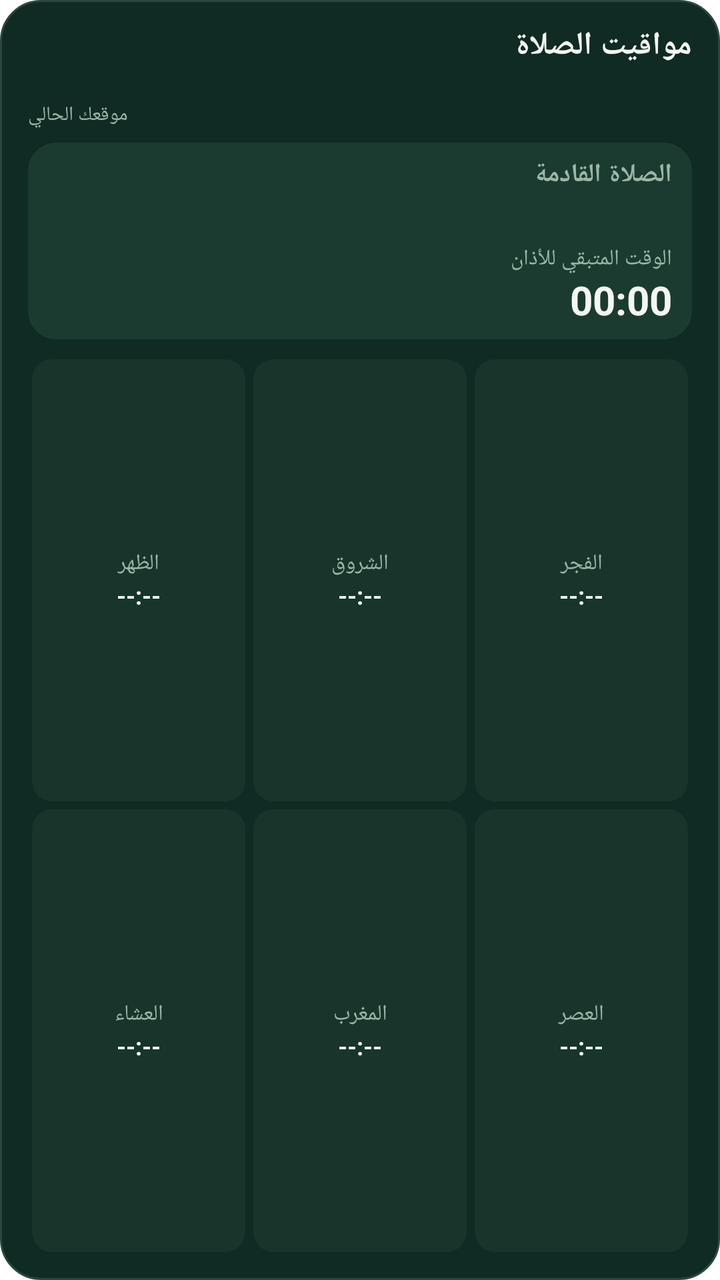
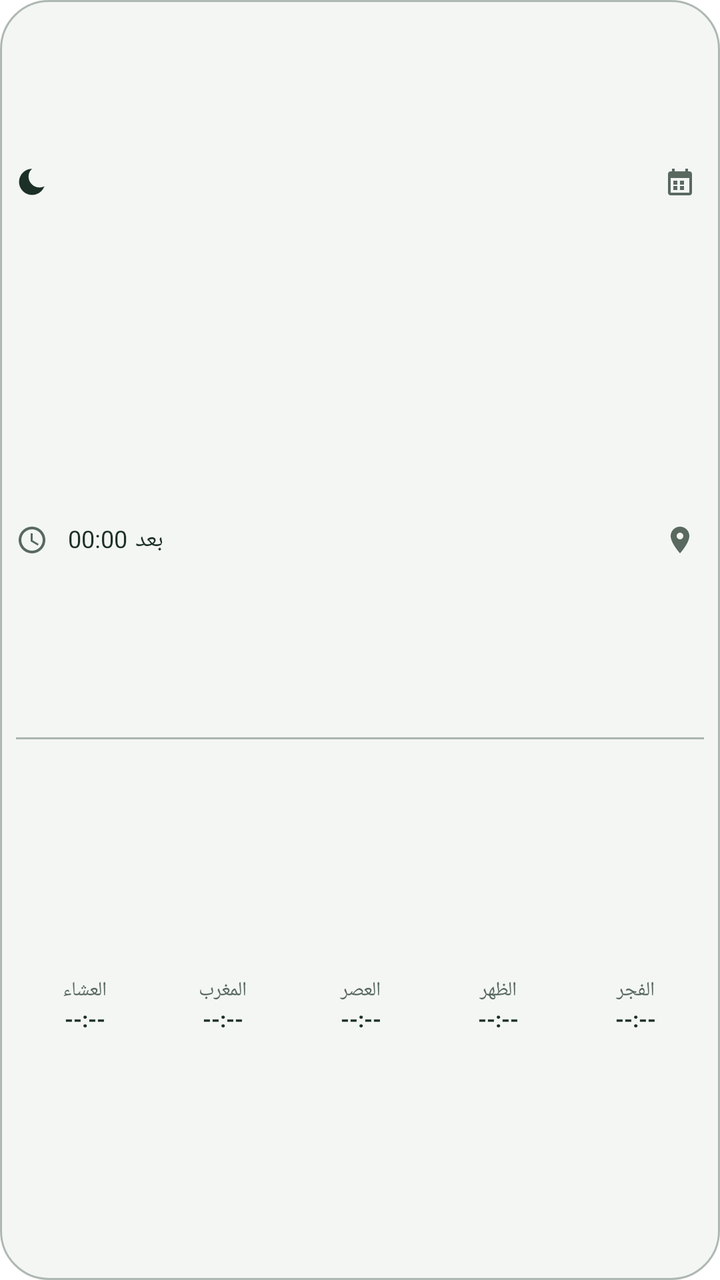

Screens rendered from an Android XML layout before and after an edit, with the pre-edit source and the edit as a unified diff.
<!-- AndroidManifest.xml: fallback theme Theme.MaterialComponents.DayNight.NoActionBar -->
<!-- res/layout/prayer_times_widget.xml -->
<LinearLayout xmlns:android="http://schemas.android.com/apk/res/android"
    android:id="@+id/prayer_widget_root"
    android:layout_width="match_parent"
    android:layout_height="match_parent"
    android:background="@drawable/prayer_times_widget_background"
    android:gravity="center_vertical"
    android:layoutDirection="rtl"
    android:orientation="vertical"
    android:paddingStart="14dp"
    android:paddingTop="12dp"
    android:paddingEnd="14dp"
    android:paddingBottom="12dp">

    <LinearLayout
        android:layout_width="match_parent"
        android:layout_height="wrap_content"
        android:gravity="center_vertical"
        android:orientation="vertical">

        <TextView
            android:id="@+id/prayer_widget_heading"
            android:layout_width="match_parent"
            android:layout_height="wrap_content"
            android:fontFamily="sans"
            android:gravity="start"
            android:maxLines="2"
            android:includeFontPadding="false"
            android:text="مواقيت الصلاة"
            android:textColor="@color/prayer_widget_primary_text"
            android:textSize="16sp"
            android:textStyle="bold" />

        <LinearLayout
            android:layout_width="match_parent"
            android:layout_height="wrap_content"
            android:gravity="end"
            android:orientation="vertical">
            <TextView
                android:id="@+id/prayer_widget_day"
                android:layout_width="match_parent"
                android:layout_height="wrap_content"
                android:layout_marginTop="2dp"
                android:gravity="end"
                android:maxLines="1"
                android:includeFontPadding="false"
                android:textColor="@color/prayer_widget_secondary_text"
                android:textSize="11sp" />
            <TextView
                android:id="@+id/prayer_widget_date"
                android:layout_width="match_parent"
                android:layout_height="wrap_content"
                android:layout_marginTop="2dp"
                android:gravity="end"
                android:maxLines="1"
                android:includeFontPadding="false"
                android:text="موقعك الحالي"
                android:textColor="@color/prayer_widget_secondary_text"
                android:textSize="10sp" />
        </LinearLayout>
    </LinearLayout>

    <LinearLayout
        android:layout_width="match_parent"
        android:layout_height="wrap_content"
        android:layout_marginTop="7dp"
        android:background="@drawable/prayer_widget_upcoming_background"
        android:gravity="center_vertical"
        android:minHeight="64dp"
        android:orientation="vertical"
        android:paddingStart="10dp"
        android:paddingTop="7dp"
        android:paddingEnd="10dp"
        android:paddingBottom="7dp">

        <LinearLayout
            android:layout_width="match_parent"
            android:layout_height="wrap_content"
            android:gravity="center_vertical"
            android:orientation="vertical">

            <TextView
                android:id="@+id/prayer_widget_countdown_title"
                android:layout_width="match_parent"
                android:layout_height="wrap_content"
                android:gravity="start"
                android:maxLines="1"
                android:includeFontPadding="false"
                android:text="الصلاة القادمة"
                android:textColor="@color/prayer_widget_secondary_text"
                android:textSize="13sp"
                android:textStyle="bold" />
            <TextView
                android:id="@+id/prayer_widget_next_name"
                android:layout_width="match_parent"
                android:layout_height="wrap_content"
                android:gravity="start"
                android:maxLines="1"
                android:includeFontPadding="false"
                android:textColor="@color/prayer_widget_primary_text"
                android:textSize="18sp"
                android:textStyle="bold" />
            <TextView
                android:id="@+id/prayer_widget_remaining_label"
                android:layout_width="match_parent"
                android:layout_height="wrap_content"
                android:layout_marginTop="5dp"
                android:gravity="start"
                android:maxLines="1"
                android:includeFontPadding="false"
                android:text="الوقت المتبقي للأذان"
                android:textColor="@color/prayer_widget_secondary_text"
                android:textSize="11sp" />
        </LinearLayout>

        <Chronometer
            android:id="@+id/prayer_widget_countdown"
            android:layout_width="wrap_content"
            android:layout_height="wrap_content"
            android:fontFamily="sans"
            android:format="%s"
            android:layout_marginTop="2dp"
            android:gravity="start|center_vertical"
            android:includeFontPadding="false"
            android:textColor="@color/prayer_widget_primary_text"
            android:textDirection="ltr"
            android:textSize="20sp"
            android:textStyle="bold" />
    </LinearLayout>

    <LinearLayout
        android:layout_width="match_parent"
        android:layout_height="0dp"
        android:layout_marginTop="8dp"
        android:layout_weight="1"
        android:gravity="center_vertical"
        android:orientation="vertical">

        <LinearLayout
            android:layout_width="match_parent"
            android:layout_height="0dp"
            android:layout_weight="1"
            android:gravity="center_vertical"
            android:orientation="horizontal">
            <LinearLayout android:id="@+id/prayer_cell_fajr" style="@style/PrayerWidgetCell">
                <TextView android:id="@+id/prayer_name_fajr" style="@style/PrayerWidgetCellName" android:text="الفجر" />
                <TextView android:id="@+id/prayer_time_fajr" style="@style/PrayerWidgetCellTime" />
            </LinearLayout>
            <LinearLayout android:id="@+id/prayer_cell_sunrise" style="@style/PrayerWidgetCell">
                <TextView android:id="@+id/prayer_name_sunrise" style="@style/PrayerWidgetCellName" android:text="الشروق" />
                <TextView android:id="@+id/prayer_time_sunrise" style="@style/PrayerWidgetCellTime" />
            </LinearLayout>
            <LinearLayout android:id="@+id/prayer_cell_dhuhr" style="@style/PrayerWidgetCell">
                <TextView android:id="@+id/prayer_name_dhuhr" style="@style/PrayerWidgetCellName" android:text="الظهر" />
                <TextView android:id="@+id/prayer_time_dhuhr" style="@style/PrayerWidgetCellTime" />
            </LinearLayout>
        </LinearLayout>

        <LinearLayout
            android:layout_width="match_parent"
            android:layout_height="0dp"
            android:layout_weight="1"
            android:gravity="center_vertical"
            android:orientation="horizontal">
            <LinearLayout android:id="@+id/prayer_cell_asr" style="@style/PrayerWidgetCell">
                <TextView android:id="@+id/prayer_name_asr" style="@style/PrayerWidgetCellName" android:text="العصر" />
                <TextView android:id="@+id/prayer_time_asr" style="@style/PrayerWidgetCellTime" />
            </LinearLayout>
            <LinearLayout android:id="@+id/prayer_cell_maghrib" style="@style/PrayerWidgetCell">
                <TextView android:id="@+id/prayer_name_maghrib" style="@style/PrayerWidgetCellName" android:text="المغرب" />
                <TextView android:id="@+id/prayer_time_maghrib" style="@style/PrayerWidgetCellTime" />
            </LinearLayout>
            <LinearLayout android:id="@+id/prayer_cell_isha" style="@style/PrayerWidgetCell">
                <TextView android:id="@+id/prayer_name_isha" style="@style/PrayerWidgetCellName" android:text="العشاء" />
                <TextView android:id="@+id/prayer_time_isha" style="@style/PrayerWidgetCellTime" />
            </LinearLayout>
        </LinearLayout>
    </LinearLayout>
</LinearLayout>
<!-- resources referenced by this layout -->
<resources>
  <color name="prayer_widget_primary_text">#FFF3F6F1</color>
  <color name="prayer_widget_secondary_text">#FF9DB5A7</color>
  <!-- drawable prayer_times_widget_background (drawable) -->
  <shape xmlns:android="http://schemas.android.com/apk/res/android" android:shape="rectangle">
      <solid android:color="@color/prayer_widget_surface" />
      <stroke android:width="1dp" android:color="@color/prayer_widget_border" />
      <corners android:radius="20dp" />
  </shape>
  <!-- drawable prayer_widget_upcoming_background (drawable) -->
  <shape xmlns:android="http://schemas.android.com/apk/res/android" android:shape="rectangle">
      <solid android:color="@color/prayer_widget_upcoming_surface" />
      <corners android:radius="14dp" />
  </shape>
  <style name="PrayerWidgetCell">
          <item name="android:layout_width">0dp</item>
          <item name="android:layout_height">match_parent</item>
          <item name="android:layout_weight">1</item>
          <item name="android:layout_margin">2dp</item>
          <item name="android:background">@drawable/prayer_widget_cell_background</item>
          <item name="android:gravity">center</item>
          <item name="android:orientation">vertical</item>
          <item name="android:paddingStart">2dp</item>
          <item name="android:paddingEnd">2dp</item>
      </style>
  <style name="PrayerWidgetCellName">
          <item name="android:layout_width">match_parent</item>
          <item name="android:layout_height">wrap_content</item>
          <item name="android:ellipsize">end</item>
          <item name="android:gravity">center</item>
          <item name="android:maxLines">1</item>
          <item name="android:textColor">@color/prayer_widget_secondary_text</item>
          <item name="android:textSize">11sp</item>
      </style>
  <style name="PrayerWidgetCellTime">
          <item name="android:layout_width">match_parent</item>
          <item name="android:layout_height">wrap_content</item>
          <item name="android:ellipsize">end</item>
          <item name="android:gravity">center</item>
          <item name="android:maxLines">1</item>
          <item name="android:text">--:--</item>
          <item name="android:textColor">@color/prayer_widget_primary_text</item>
          <item name="android:textDirection">locale</item>
          <item name="android:textSize">12sp</item>
          <item name="android:textStyle">bold</item>
      </style>
  <color name="prayer_widget_surface">#FF102B23</color>
  <color name="prayer_widget_border">#FF29483D</color>
  <color name="prayer_widget_upcoming_surface">#FF1B3B30</color>
  <!-- drawable prayer_widget_cell_background (drawable) -->
  <shape xmlns:android="http://schemas.android.com/apk/res/android" android:shape="rectangle">
      <solid android:color="@color/prayer_widget_cell_surface" />
      <corners android:radius="10dp" />
  </shape>
  <color name="prayer_widget_cell_surface">#FF17352B</color>
</resources>

<!-- the commit's change to res/layout/prayer_times_widget.xml (unified diff, before → after) -->
@@ -3,176 +3,82 @@
     android:layout_width="match_parent"
     android:layout_height="match_parent"
     android:background="@drawable/prayer_times_widget_background"
-    android:gravity="center_vertical"
     android:layoutDirection="rtl"
     android:orientation="vertical"
-    android:paddingStart="14dp"
-    android:paddingTop="12dp"
-    android:paddingEnd="14dp"
-    android:paddingBottom="12dp">
+    android:padding="8dp">
 
+    
     <LinearLayout
         android:layout_width="match_parent"
-        android:layout_height="wrap_content"
+        android:layout_height="0dp"
+        android:layout_weight="1"
         android:gravity="center_vertical"
-        android:orientation="vertical">
-
-        <TextView
-            android:id="@+id/prayer_widget_heading"
-            android:layout_width="match_parent"
-            android:layout_height="wrap_content"
-            android:fontFamily="sans"
-            android:gravity="start"
-            android:maxLines="2"
-            android:includeFontPadding="false"
-            android:text="مواقيت الصلاة"
-            android:textColor="@color/prayer_widget_primary_text"
-            android:textSize="16sp"
-            android:textStyle="bold" />
-
-        <LinearLayout
-            android:layout_width="match_parent"
-            android:layout_height="wrap_content"
-            android:gravity="end"
-            android:orientation="vertical">
-            <TextView
-                android:id="@+id/prayer_widget_day"
-                android:layout_width="match_parent"
-                android:layout_height="wrap_content"
-                android:layout_marginTop="2dp"
-                android:gravity="end"
-                android:maxLines="1"
-                android:includeFontPadding="false"
-                android:textColor="@color/prayer_widget_secondary_text"
-                android:textSize="11sp" />
-            <TextView
-                android:id="@+id/prayer_widget_date"
-                android:layout_width="match_parent"
-                android:layout_height="wrap_content"
-                android:layout_marginTop="2dp"
-                android:gravity="end"
-                android:maxLines="1"
-                android:includeFontPadding="false"
-                android:text="موقعك الحالي"
-                android:textColor="@color/prayer_widget_secondary_text"
-                android:textSize="10sp" />
+        android:layoutDirection="ltr"
+        android:orientation="horizontal">
+        <LinearLayout android:layout_width="0dp" android:layout_height="match_parent" android:layout_weight="1" android:layout_marginEnd="4dp" android:gravity="center_vertical|left" android:layoutDirection="ltr" android:orientation="horizontal">
+            <ImageView android:id="@+id/prayer_widget_moon_icon" android:layout_width="16dp" android:layout_height="16dp" android:src="@drawable/prayer_widget_moon" />
+            <TextView android:id="@+id/prayer_widget_day" android:layout_width="wrap_content" android:layout_height="wrap_content" android:layout_marginStart="6dp" android:ellipsize="end" android:gravity="start" android:maxLines="1" android:textColor="@color/prayer_widget_primary_text" android:textSize="11sp" />
+        </LinearLayout>
+        <LinearLayout android:layout_width="0dp" android:layout_height="match_parent" android:layout_weight="1" android:layout_marginStart="4dp" android:gravity="center_vertical|start" android:layoutDirection="rtl" android:orientation="horizontal">
+            <ImageView android:id="@+id/prayer_widget_calendar_icon" android:layout_width="16dp" android:layout_height="16dp" android:src="@drawable/prayer_widget_calendar" />
+            <TextView android:id="@+id/prayer_widget_gregorian" android:layout_width="0dp" android:layout_height="wrap_content" android:layout_weight="1" android:layout_marginStart="6dp" android:ellipsize="end" android:gravity="start" android:maxLines="1" android:textColor="@color/prayer_widget_secondary_text" android:textSize="11sp" />
         </LinearLayout>
     </LinearLayout>
 
     <LinearLayout
         android:layout_width="match_parent"
-        android:layout_height="wrap_content"
-        android:layout_marginTop="7dp"
-        android:background="@drawable/prayer_widget_upcoming_background"
+        android:layout_height="0dp"
+        android:layout_weight="1.15"
         android:gravity="center_vertical"
-        android:minHeight="64dp"
-        android:orientation="vertical"
-        android:paddingStart="10dp"
-        android:paddingTop="7dp"
-        android:paddingEnd="10dp"
-        android:paddingBottom="7dp">
-
-        <LinearLayout
-            android:layout_width="match_parent"
-            android:layout_height="wrap_content"
-            android:gravity="center_vertical"
-            android:orientation="vertical">
-
-            <TextView
-                android:id="@+id/prayer_widget_countdown_title"
-                android:layout_width="match_parent"
-                android:layout_height="wrap_content"
-                android:gravity="start"
-                android:maxLines="1"
-                android:includeFontPadding="false"
-                android:text="الصلاة القادمة"
-                android:textColor="@color/prayer_widget_secondary_text"
-                android:textSize="13sp"
-                android:textStyle="bold" />
-            <TextView
-                android:id="@+id/prayer_widget_next_name"
-                android:layout_width="match_parent"
-                android:layout_height="wrap_content"
-                android:gravity="start"
-                android:maxLines="1"
-                android:includeFontPadding="false"
-                android:textColor="@color/prayer_widget_primary_text"
-                android:textSize="18sp"
-                android:textStyle="bold" />
-            <TextView
-                android:id="@+id/prayer_widget_remaining_label"
-                android:layout_width="match_parent"
-                android:layout_height="wrap_content"
-                android:layout_marginTop="5dp"
-                android:gravity="start"
-                android:maxLines="1"
-                android:includeFontPadding="false"
-                android:text="الوقت المتبقي للأذان"
-                android:textColor="@color/prayer_widget_secondary_text"
-                android:textSize="11sp" />
+        android:layoutDirection="ltr"
+        android:orientation="horizontal">
+        <LinearLayout android:layout_width="0dp" android:layout_height="match_parent" android:layout_weight="1" android:layout_marginEnd="4dp" android:gravity="center_vertical|left" android:layoutDirection="ltr" android:orientation="horizontal">
+            <ImageView android:id="@+id/prayer_widget_clock_icon" android:layout_width="16dp" android:layout_height="16dp" android:layout_marginEnd="6dp" android:src="@drawable/prayer_widget_clock" />
+            <Chronometer android:id="@+id/prayer_widget_countdown" android:layout_width="wrap_content" android:layout_height="wrap_content" android:layout_marginStart="4dp" android:format="%s" android:gravity="left|center_vertical" android:includeFontPadding="false" android:textAlignment="viewStart" android:textColor="@color/prayer_widget_primary_text" android:textDirection="ltr" android:textSize="12sp" />
+            <TextView android:layout_width="wrap_content" android:layout_height="wrap_content" android:layout_marginStart="4dp" android:text="بعد" android:textColor="@color/prayer_widget_primary_text" android:textSize="12sp" />
+            <TextView android:id="@+id/prayer_widget_next_name" android:layout_width="wrap_content" android:layout_height="wrap_content" android:layout_marginStart="6dp" android:ellipsize="end" android:maxLines="1" android:textColor="@color/prayer_widget_primary_text" android:textSize="12sp" />
         </LinearLayout>
-
-        <Chronometer
-            android:id="@+id/prayer_widget_countdown"
-            android:layout_width="wrap_content"
-            android:layout_height="wrap_content"
-            android:fontFamily="sans"
-            android:format="%s"
-            android:layout_marginTop="2dp"
-            android:gravity="start|center_vertical"
-            android:includeFontPadding="false"
-            android:textColor="@color/prayer_widget_primary_text"
-            android:textDirection="ltr"
-            android:textSize="20sp"
-            android:textStyle="bold" />
+        <LinearLayout android:layout_width="0dp" android:layout_height="match_parent" android:layout_weight="1" android:layout_marginStart="4dp" android:gravity="center_vertical|end" android:layoutDirection="rtl" android:orientation="horizontal">
+            <ImageView android:id="@+id/prayer_widget_location_icon" android:layout_width="16dp" android:layout_height="16dp" android:src="@drawable/prayer_widget_location" />
+            <TextView android:id="@+id/prayer_widget_date" android:layout_width="0dp" android:layout_height="wrap_content" android:layout_weight="1" android:layout_marginStart="2dp" android:gravity="right|center_vertical" android:textAlignment="gravity" android:maxLines="2" android:textDirection="rtl" android:breakStrategy="simple" android:textColor="@color/prayer_widget_secondary_text" android:textSize="11sp" />
+        </LinearLayout>
     </LinearLayout>
 
+    <TextView
+        android:importantForAccessibility="no"
+        android:layout_width="match_parent"
+        android:layout_height="1dp"
+        android:layout_marginTop="3dp"
+        android:layout_marginBottom="4dp"
+        android:background="@color/prayer_widget_border"
+        android:text="" />
+
     <LinearLayout
+        android:id="@+id/prayer_widget_times"
         android:layout_width="match_parent"
         android:layout_height="0dp"
-        android:layout_marginTop="8dp"
-        android:layout_weight="1"
+        android:layout_weight="1.55"
         android:gravity="center_vertical"
-        android:orientation="vertical">
-
-        <LinearLayout
-            android:layout_width="match_parent"
-            android:layout_height="0dp"
-            android:layout_weight="1"
-            android:gravity="center_vertical"
-            android:orientation="horizontal">
-            <LinearLayout android:id="@+id/prayer_cell_fajr" style="@style/PrayerWidgetCell">
-                <TextView android:id="@+id/prayer_name_fajr" style="@style/PrayerWidgetCellName" android:text="الفجر" />
-                <TextView android:id="@+id/prayer_time_fajr" style="@style/PrayerWidgetCellTime" />
-            </LinearLayout>
-            <LinearLayout android:id="@+id/prayer_cell_sunrise" style="@style/PrayerWidgetCell">
-                <TextView android:id="@+id/prayer_name_sunrise" style="@style/PrayerWidgetCellName" android:text="الشروق" />
-                <TextView android:id="@+id/prayer_time_sunrise" style="@style/PrayerWidgetCellTime" />
-            </LinearLayout>
-            <LinearLayout android:id="@+id/prayer_cell_dhuhr" style="@style/PrayerWidgetCell">
-                <TextView android:id="@+id/prayer_name_dhuhr" style="@style/PrayerWidgetCellName" android:text="الظهر" />
-                <TextView android:id="@+id/prayer_time_dhuhr" style="@style/PrayerWidgetCellTime" />
-            </LinearLayout>
+        android:orientation="horizontal">
+        <LinearLayout android:id="@+id/prayer_cell_fajr" style="@style/PrayerWidgetCell">
+            <TextView android:id="@+id/prayer_name_fajr" style="@style/PrayerWidgetCellName" android:text="الفجر" />
+            <TextView android:id="@+id/prayer_time_fajr" style="@style/PrayerWidgetCellTime" />
         </LinearLayout>
-
-        <LinearLayout
-            android:layout_width="match_parent"
-            android:layout_height="0dp"
-            android:layout_weight="1"
-            android:gravity="center_vertical"
-            android:orientation="horizontal">
-            <LinearLayout android:id="@+id/prayer_cell_asr" style="@style/PrayerWidgetCell">
-                <TextView android:id="@+id/prayer_name_asr" style="@style/PrayerWidgetCellName" android:text="العصر" />
-                <TextView android:id="@+id/prayer_time_asr" style="@style/PrayerWidgetCellTime" />
-            </LinearLayout>
-            <LinearLayout android:id="@+id/prayer_cell_maghrib" style="@style/PrayerWidgetCell">
-                <TextView android:id="@+id/prayer_name_maghrib" style="@style/PrayerWidgetCellName" android:text="المغرب" />
-                <TextView android:id="@+id/prayer_time_maghrib" style="@style/PrayerWidgetCellTime" />
-            </LinearLayout>
-            <LinearLayout android:id="@+id/prayer_cell_isha" style="@style/PrayerWidgetCell">
-                <TextView android:id="@+id/prayer_name_isha" style="@style/PrayerWidgetCellName" android:text="العشاء" />
-                <TextView android:id="@+id/prayer_time_isha" style="@style/PrayerWidgetCellTime" />
-            </LinearLayout>
+        <LinearLayout android:id="@+id/prayer_cell_dhuhr" style="@style/PrayerWidgetCell">
+            <TextView android:id="@+id/prayer_name_dhuhr" style="@style/PrayerWidgetCellName" android:text="الظهر" />
+            <TextView android:id="@+id/prayer_time_dhuhr" style="@style/PrayerWidgetCellTime" />
+        </LinearLayout>
+        <LinearLayout android:id="@+id/prayer_cell_asr" style="@style/PrayerWidgetCell">
+            <TextView android:id="@+id/prayer_name_asr" style="@style/PrayerWidgetCellName" android:text="العصر" />
+            <TextView android:id="@+id/prayer_time_asr" style="@style/PrayerWidgetCellTime" />
+        </LinearLayout>
+        <LinearLayout android:id="@+id/prayer_cell_maghrib" style="@style/PrayerWidgetCell">
+            <TextView android:id="@+id/prayer_name_maghrib" style="@style/PrayerWidgetCellName" android:text="المغرب" />
+            <TextView android:id="@+id/prayer_time_maghrib" style="@style/PrayerWidgetCellTime" />
+        </LinearLayout>
+        <LinearLayout android:id="@+id/prayer_cell_isha" style="@style/PrayerWidgetCell">
+            <TextView android:id="@+id/prayer_name_isha" style="@style/PrayerWidgetCellName" android:text="العشاء" />
+            <TextView android:id="@+id/prayer_time_isha" style="@style/PrayerWidgetCellTime" />
         </LinearLayout>
     </LinearLayout>
 </LinearLayout>
<!-- resource entries referenced after the edit -->
@@ -1,23 +1,34 @@
 <!-- resources referenced by this layout -->
 <resources>
-  <color name="prayer_widget_primary_text">#FFF3F6F1</color>
-  <color name="prayer_widget_secondary_text">#FF9DB5A7</color>
+  <color name="prayer_widget_primary_text">#FF1D3028</color>
+  <color name="prayer_widget_secondary_text">#FF596960</color>
   <!-- drawable prayer_times_widget_background (drawable) -->
   <shape xmlns:android="http://schemas.android.com/apk/res/android" android:shape="rectangle">
       <solid android:color="@color/prayer_widget_surface" />
       <stroke android:width="1dp" android:color="@color/prayer_widget_border" />
-      <corners android:radius="20dp" />
+      <corners android:radius="24dp" />
   </shape>
-  <!-- drawable prayer_widget_upcoming_background (drawable) -->
-  <shape xmlns:android="http://schemas.android.com/apk/res/android" android:shape="rectangle">
-      <solid android:color="@color/prayer_widget_upcoming_surface" />
-      <corners android:radius="14dp" />
-  </shape>
+  <!-- drawable prayer_widget_calendar (drawable) -->
+  <vector xmlns:android="http://schemas.android.com/apk/res/android" android:width="18dp" android:height="18dp" android:viewportWidth="24" android:viewportHeight="24">
+      <path android:fillColor="@color/prayer_widget_secondary_text" android:pathData="M19,4h-1V2h-2v2H8V2H6v2H5c-1.1,0 -2,0.9 -2,2v14c0,1.1 0.9,2 2,2h14c1.1,0 2,-0.9 2,-2V6c0,-1.1 -0.9,-2 -2,-2zM19,20H5V9h14zM7,11h3v3H7zM12,11h3v3h-3zM7,15h3v3H7zM12,15h3v3h-3z" />
+  </vector>
+  <!-- drawable prayer_widget_clock (drawable) -->
+  <vector xmlns:android="http://schemas.android.com/apk/res/android" android:width="18dp" android:height="18dp" android:viewportWidth="24" android:viewportHeight="24">
+      <path android:fillColor="@color/prayer_widget_secondary_text" android:pathData="M12,2C6.48,2 2,6.48 2,12s4.48,10 10,10s10,-4.48 10,-10S17.52,2 12,2zM12,20c-4.42,0 -8,-3.58 -8,-8s3.58,-8 8,-8s8,3.58 8,8s-3.58,8 -8,8zM12.5,7H11v6l5.25,3.15l0.75,-1.23l-4.5,-2.67z" />
+  </vector>
+  <!-- drawable prayer_widget_location (drawable) -->
+  <vector xmlns:android="http://schemas.android.com/apk/res/android" android:width="18dp" android:height="18dp" android:viewportWidth="24" android:viewportHeight="24">
+      <path android:fillColor="@color/prayer_widget_secondary_text" android:pathData="M12,2C8.13,2 5,5.13 5,9c0,5.25 7,13 7,13s7,-7.75 7,-13c0,-3.87 -3.13,-7 -7,-7zM12,11.5A2.5,2.5 0,1 1,12 6.5a2.5,2.5 0,0 1,0 5z" />
+  </vector>
+  <!-- drawable prayer_widget_moon (drawable) -->
+  <vector xmlns:android="http://schemas.android.com/apk/res/android" android:width="18dp" android:height="18dp" android:viewportWidth="24" android:viewportHeight="24">
+      <path android:fillColor="@color/prayer_widget_primary_text" android:pathData="M12.1,2.1C6.7,2.1 2.3,6.5 2.3,11.9s4.4,9.8 9.8,9.8c4.2,0 7.8,-2.7 9.2,-6.5c-1.1,0.6 -2.4,0.9 -3.7,0.9c-4.5,0 -8.2,-3.7 -8.2,-8.2c0,-2.3 1,-4.4 2.7,-5.9z" />
+  </vector>
   <style name="PrayerWidgetCell">
           <item name="android:layout_width">0dp</item>
           <item name="android:layout_height">match_parent</item>
           <item name="android:layout_weight">1</item>
-          <item name="android:layout_margin">2dp</item>
+          <item name="android:layout_margin">1dp</item>
           <item name="android:background">@drawable/prayer_widget_cell_background</item>
           <item name="android:gravity">center</item>
           <item name="android:orientation">vertical</item>
@@ -31,7 +42,7 @@
           <item name="android:gravity">center</item>
           <item name="android:maxLines">1</item>
           <item name="android:textColor">@color/prayer_widget_secondary_text</item>
-          <item name="android:textSize">11sp</item>
+          <item name="android:textSize">10sp</item>
       </style>
   <style name="PrayerWidgetCellTime">
           <item name="android:layout_width">match_parent</item>
@@ -42,17 +53,15 @@
           <item name="android:text">--:--</item>
           <item name="android:textColor">@color/prayer_widget_primary_text</item>
           <item name="android:textDirection">locale</item>
-          <item name="android:textSize">12sp</item>
+          <item name="android:textSize">11sp</item>
           <item name="android:textStyle">bold</item>
       </style>
-  <color name="prayer_widget_surface">#FF102B23</color>
-  <color name="prayer_widget_border">#FF29483D</color>
-  <color name="prayer_widget_upcoming_surface">#FF1B3B30</color>
+  <color name="prayer_widget_surface">#E6F2F6F2</color>
+  <color name="prayer_widget_border">#8A718078</color>
   <!-- drawable prayer_widget_cell_background (drawable) -->
   <shape xmlns:android="http://schemas.android.com/apk/res/android" android:shape="rectangle">
-      <solid android:color="@color/prayer_widget_cell_surface" />
+      <solid android:color="@android:color/transparent" />
       <corners android:radius="10dp" />
   </shape>
-  <color name="prayer_widget_cell_surface">#FF17352B</color>
 </resources>
 
